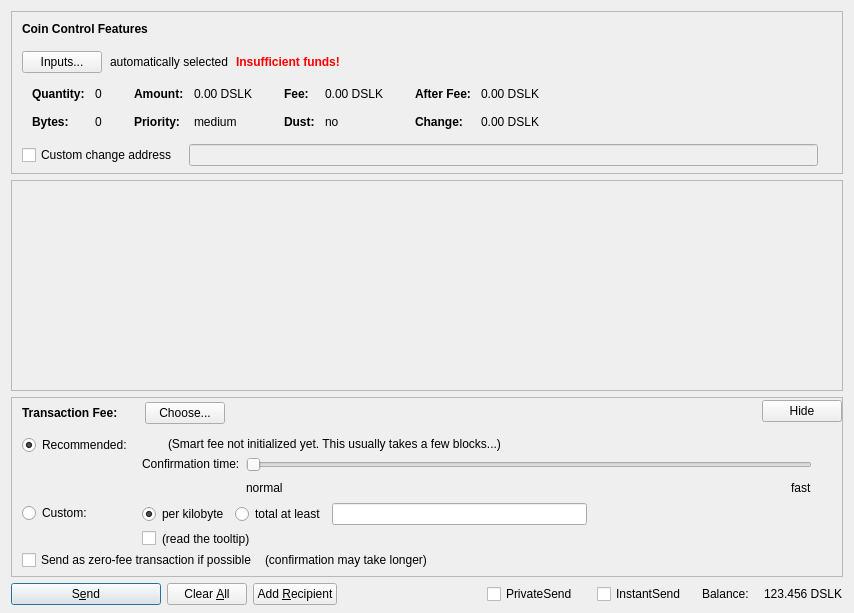
duality-solutions/Dynamic, file src/qt/forms/sendcoinsdialog.ui: the form before one commit.
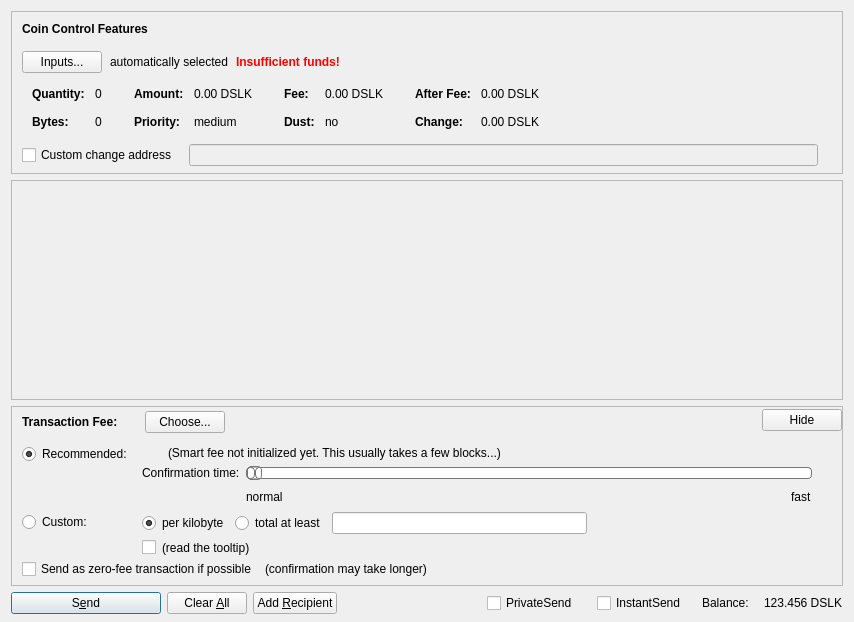
The form after the commit. Custom widgets are drawn as their Qt base class.

Commit message: Make smart fee slider actually look like a slider

Diff of the .ui file:
```diff
--- a/src/qt/forms/sendcoinsdialog.ui
+++ b/src/qt/forms/sendcoinsdialog.ui
@@ -7,7 +7,7 @@
     <x>0</x>
     <y>0</y>
     <width>854</width>
-    <height>613</height>
+    <height>622</height>
    </rect>
   </property>
   <property name="windowTitle">
@@ -617,7 +617,7 @@
         <x>0</x>
         <y>0</y>
         <width>828</width>
-        <height>77</height>
+        <height>81</height>
        </rect>
       </property>
       <layout class="QVBoxLayout" name="verticalLayout_2" stretch="0,1">
@@ -1089,6 +1089,64 @@
                    </property>
                    <item>
                     <widget class="QSlider" name="sliderSmartFee">
+                     <property name="styleSheet">
+                      <string notr="true">QSlider::groove:horizontal {
+border: 1px solid #bbb;
+background: white;
+height: 10px;
+border-radius: 4px;
+}
+
+QSlider::sub-page:horizontal {
+background: qlineargradient(x1: 0, y1: 0,    x2: 0, y2: 1,
+    stop: 0 #520072, stop: 1 #66008e);
+background: qlineargradient(x1: 0, y1: 0.2, x2: 1, y2: 1,
+    stop: 0 #66008e, stop: 1 #7f00b1);
+border: 1px solid #777;
+height: 10px;
+border-radius: 4px;
+}
+
+QSlider::add-page:horizontal {
+background: #fff;
+border: 1px solid #777;
+height: 10px;
+border-radius: 4px;
+}
+
+QSlider::handle:horizontal {
+background: qlineargradient(x1:0, y1:0, x2:1, y2:1,
+    stop:0 #eee, stop:1 #ccc);
+border: 1px solid #777;
+width: 13px;
+margin-top: -2px;
+margin-bottom: -2px;
+border-radius: 4px;
+}
+
+QSlider::handle:horizontal:hover {
+background: qlineargradient(x1:0, y1:0, x2:1, y2:1,
+    stop:0 #fff, stop:1 #ddd);
+border: 1px solid #444;
+border-radius: 4px;
+}
+
+QSlider::sub-page:horizontal:disabled {
+background: #bbb;
+border-color: #999;
+}
+
+QSlider::add-page:horizontal:disabled {
+background: #eee;
+border-color: #999;
+}
+
+QSlider::handle:horizontal:disabled {
+background: #eee;
+border: 1px solid #aaa;
+border-radius: 4px;
+}</string>
+                     </property>
                      <property name="minimum">
                       <number>0</number>
                      </property>
```
